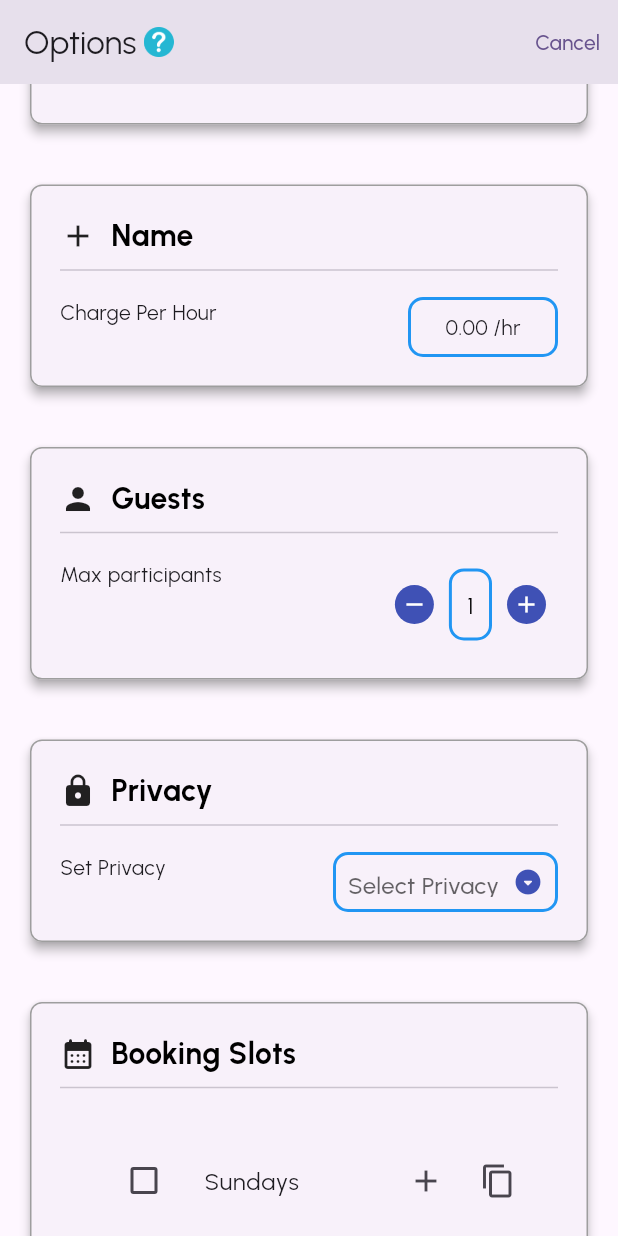
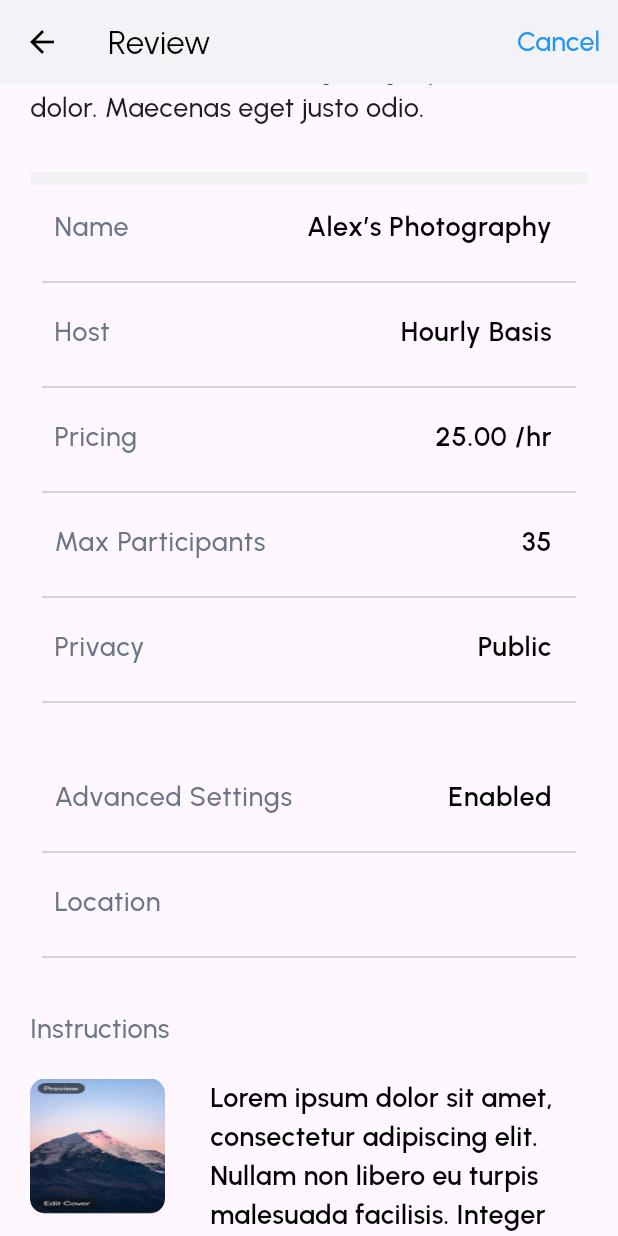
Before and after one commit to faisal-fardin/Figma-To-Convert-Flutter, a Flutter app: the screen it shows after launch, scrolled down 576 dp, after a tap on "Cancel", on a phone screen of 412 x 824 dp. Run offline on Flutter 3.47's test engine with Material 3 defaults, Android fonts, the phone set to English and light mode, and no system bars; our stand-ins replace google_fonts, image_picker, multi_select_flutter; missing offline and left inert: time_range.

```diff
--- a/lib/ScreenPage.dart
+++ b/lib/ScreenPage.dart
@@ -6,6 +6,7 @@ import 'package:multi_select_flutter/dialog/multi_select_dialog_field.dart';
 import 'package:multi_select_flutter/util/multi_select_item.dart';
 
 import 'package:untitled/customWidget/customSteper.dart';
+import 'package:untitled/review/review.dart';
 import 'package:untitled/style.dart';
 
 import 'customWidget/Checkbox_item_data.dart';
@@ -562,7 +563,9 @@ class _ScreenPageState extends State<ScreenPage> {
                     width: 100,
                     child: ElevatedButton(
                       style: buttonStyle(),
-                      onPressed: () {},
+                      onPressed: () {
+
+                      },
                       child: const Text(
                         'Continue',
                         style: TextStyle(color: Colors.white),
--- a/lib/customWidget/cardlistitem.dart
+++ b/lib/customWidget/cardlistitem.dart
@@ -8,6 +8,9 @@ class CardLIstItem extends StatelessWidget {
     required this.iconData,
     required this.title,
     required this.child,
+
+
+
   });
 
   final IconData iconData;
@@ -40,7 +43,7 @@ class CardLIstItem extends StatelessWidget {
                   children: [
                     Icon(iconData),
                     const SizedBox(
-                      width: 10,
+                      width: 50,
                     ),
                     Text(
                       title,
--- a/lib/customWidget/time_picker/time_range.dart
+++ b/lib/customWidget/time_picker/time_range.dart
@@ -13,6 +13,8 @@ class _TimePickerState extends State<TimePicker> {
   static const orange = Color(0xFFFE9A75);
   static const dark = Color(0xFF333A47);
   static const double leftPadding = 50;
+
+
 
   final _defaultTimeRange = TimeRangeResult(
     const TimeOfDay(hour: 14, minute: 00),
--- a/lib/main.dart
+++ b/lib/main.dart
@@ -1,6 +1,7 @@
 import 'package:flutter/material.dart';
 import 'package:google_fonts/google_fonts.dart';
 import 'package:untitled/ScreenPage.dart';
+import 'package:untitled/review/review.dart';
 
 void main() {
   runApp(const MyApp());
@@ -20,7 +21,7 @@ class MyApp extends StatelessWidget {
         useMaterial3: true,
         textTheme: GoogleFonts.urbanistTextTheme(),
       ),
-      home:  ScreenPage(),
+      home:  const ReviewScreen(),
     );
   }
 }
--- /dev/null
+++ b/lib/review/custom_widget/Inst_requi.dart
@@ -0,0 +1,67 @@
+import 'package:flutter/material.dart';
+
+import '../../style.dart';
+
+class Inst_Requ extends StatelessWidget {
+  const Inst_Requ({
+    super.key, required this.title,
+  });
+
+  final String title;
+
+  @override
+  Widget build(BuildContext context) {
+    return Column(
+      mainAxisAlignment: MainAxisAlignment.start,
+      crossAxisAlignment: CrossAxisAlignment.start,
+      children: [
+        Text(
+          title,
+          style: subTitle(),
+        ),
+        const SizedBox(height: 20,),
+        Row(
+          mainAxisAlignment: MainAxisAlignment.start,
+          crossAxisAlignment: CrossAxisAlignment.start,
+          children: [
+            Container(
+              width: 90,
+              height: 90,
+              padding: const EdgeInsets.all(32),
+              clipBehavior: Clip.antiAlias,
+              decoration: ShapeDecoration(
+                image: const DecorationImage(
+                  image: AssetImage('image/f1.png'),
+                  fit: BoxFit.fill,
+                ),
+                shape: RoundedRectangleBorder(
+                  borderRadius: BorderRadius.circular(10),
+                ),
+              ),
+            ),
+            SizedBox(width: 30,),
+            const SizedBox(
+              width: 250,
+              child: Text(
+                "Lorem ipsum dolor sit amet, consectetur adipiscing elit. Nullam non libero eu turpis malesuada facilisis. Integer eget justo dolor. Maecenas eget justo odio.",
+                style: TextStyle(
+                  fontSize: 18,
+                  color: Colors.black,
+                  fontWeight: FontWeight.w600,
+                ),
+              ),
+            ),
+          ],
+        ),
+        const SizedBox(height: 20,),
+        const Padding(
+          padding: EdgeInsets.all(8.0),
+          child: Divider(
+            height: 2,
+          ),
+        ),
+      ],
+    );
+
+  }
+}
--- /dev/null
+++ b/lib/review/custom_widget/item_details.dart
@@ -0,0 +1,44 @@
+import 'package:flutter/material.dart';
+
+import '../../style.dart';
+
+class CustomDetails extends StatelessWidget {
+  const CustomDetails({
+    super.key,
+    required this.title,
+    required this.trailing,
+  });
+
+  final String title;
+  final String trailing;
+
+  @override
+  Widget build(BuildContext context) {
+    return Container(
+      width: 450,
+      height: 70,
+      child: Column(
+        mainAxisAlignment: MainAxisAlignment.start,
+        crossAxisAlignment: CrossAxisAlignment.start,
+        children: [
+          ListTile(
+            title: Text(
+              title,
+              style: subTitle(),
+            ),
+            trailing: Text(
+              trailing,
+              style: subTitle2(),
+            ),
+          ),
+          const Padding(
+            padding: EdgeInsets.all(8.0),
+            child: Divider(
+              height: 2,
+            ),
+          ),
+        ],
+      ),
+    );
+  }
+}
--- /dev/null
+++ b/lib/review/review.dart
@@ -0,0 +1,163 @@
+import 'package:flutter/material.dart';
+
+import '../style.dart';
+import 'custom_widget/Inst_requi.dart';
+import 'custom_widget/item_details.dart';
+
+class ReviewScreen extends StatefulWidget {
+  const ReviewScreen({super.key});
+
+  @override
+  State<ReviewScreen> createState() => _ReviewScreenState();
+}
+
+class _ReviewScreenState extends State<ReviewScreen> {
+  @override
+  Widget build(BuildContext context) {
+    return Scaffold(
+      appBar: AppBar(
+        backgroundColor: Colors.white,
+        title: const Text(
+          'Review',
+          style: TextStyle(color: Colors.black),
+        ),
+        actions: [
+          TextButton(
+              onPressed: () {},
+              child: const Text(
+                'Cancel',
+                style: TextStyle(fontSize: 18, color: Colors.blue),
+              )),
+        ],
+        leading: const BackButton(
+          color: Colors.black,
+        ),
+        elevation: 0,
+      ),
+      body: ListView(
+        children: [
+          Padding(
+            padding: const EdgeInsets.all(20.0),
+            child: Column(
+              mainAxisAlignment: MainAxisAlignment.start,
+              crossAxisAlignment: CrossAxisAlignment.start,
+              children: [
+                const SizedBox(
+                  height: 40,
+                ),
+                Center(
+                  child: Stack(
+                    children: [
+                      Container(
+                        decoration: ShapeDecoration(
+                            color: Colors.grey,
+                            shape: RoundedRectangleBorder(
+                                borderRadius: BorderRadius.circular(20))),
+                        height: 400,
+                        width: 200,
+                        // child: Image.asset('image/f'),
+                      ),
+                      Positioned(
+                          left: 15,
+                          top: 10,
+                          child: ElevatedButton(
+                            style: ElevatedButton.styleFrom(
+                              backgroundColor: Colors.black38,
+                            ),
+                            onPressed: () {},
+                            child: const Text(
+                              "Preview",
+                              style: TextStyle(color: Colors.white),
+                            ),
+                          )),
+                      Positioned(
+                          left: 15,
+                          bottom: 10,
+                          child: ElevatedButton(
+                            style: ElevatedButton.styleFrom(
+                              backgroundColor: Colors.black38,
+                            ),
+                            onPressed: () {},
+                            child: const Text(
+                              "Edit Cover",
+                              style: TextStyle(color: Colors.white),
+                            ),
+                          )),
+                    ],
+                  ),
+                ),
+                const SizedBox(
+                  height: 15,
+                ),
+                const SizedBox(
+                  width: 292,
+                  child: Text(
+                    'Caption',
+                    style: TextStyle(
+                      color: Color(0xFF6B7588),
+                      fontSize: 18,
+                      fontWeight: FontWeight.w500,
+                    ),
+                  ),
+                ),
+                const SizedBox(
+                  width: 345,
+                  child: Text(
+                    'Lorem ipsum dolor sit amet, consectetur adipiscing elit. Nullam non libero eu turpis malesuada facilisis. Integer eget justo dolor. Maecenas eget justo odio.',
+                    style: TextStyle(
+                      fontSize: 18,
+                      fontWeight: FontWeight.w500,
+                    ),
+                  ),
+                ),
+                const SizedBox(
+                  height: 30,
+                ),
+                Container(
+                  width: double.infinity,
+                  height: 8,
+                  decoration: const BoxDecoration(color: Color(0xFFF2F2F5)),
+                ),
+                const CustomDetails(
+                  title: 'Name',
+                  trailing: 'Alex’s Photography',
+                ),
+                const CustomDetails(
+                  title: 'Host',
+                  trailing: 'Hourly Basis',
+                ),
+                const CustomDetails(
+                  title: 'Pricing',
+                  trailing: "25.00 /hr",
+                ),
+                const CustomDetails(
+                  title: 'Max Participants',
+                  trailing: '35',
+                ),
+                const CustomDetails(
+                  title: 'Privacy',
+                  trailing: 'Public',
+                ),
+                const SizedBox(
+                  height: 30,
+                ),
+                const CustomDetails(
+                  title: 'Advanced Settings',
+                  trailing: 'Enabled',
+                ),
+                const CustomDetails(
+                  title: 'Location',
+                  trailing: '',
+                ),
+                SizedBox(height: 30,),
+                const Inst_Requ(title: 'Instructions',),
+                SizedBox(height: 30,),
+                const Inst_Requ(title: 'Requirements',),
+              ],
+            ),
+          ),
+        ],
+      ),
+    );
+  }
+}
--- a/lib/style.dart
+++ b/lib/style.dart
@@ -10,11 +10,19 @@ TextStyle headTextStyle() {
   );
 }
 
-TextStyle subTitel() {
+TextStyle subTitle(){
   return const TextStyle(
+  color: Color(0xFF6B7588),
+  fontSize: 18,
+  fontWeight: FontWeight.w500,
+  );
+}
+
+TextStyle subTitle2() {
+  return TextStyle(
+    color: Colors.black,
     fontSize: 18,
-    fontWeight: FontWeight.w500,
-    color: Colors.grey,
+    fontWeight: FontWeight.w600,
   );
 }
 
```
Also changed, not shown: image/f1.png (added), pubspec.lock.
